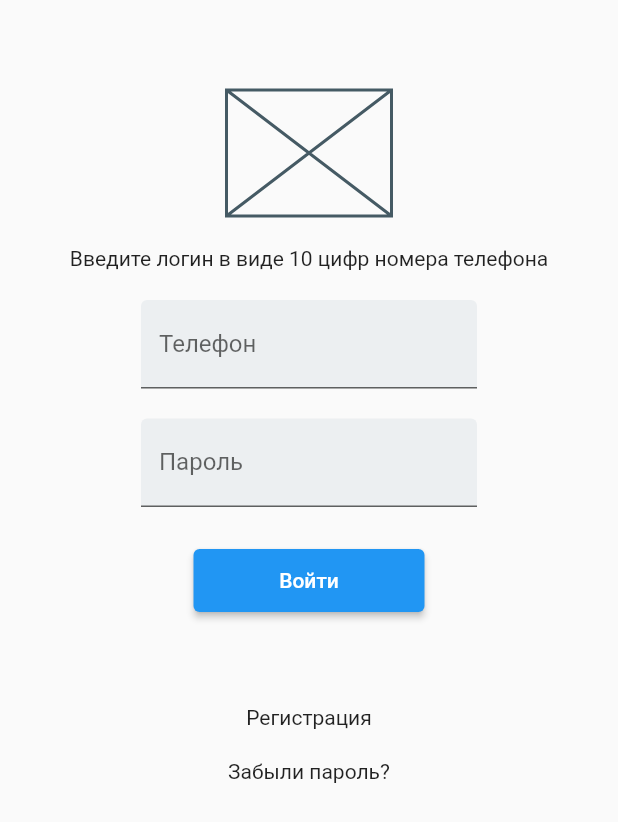
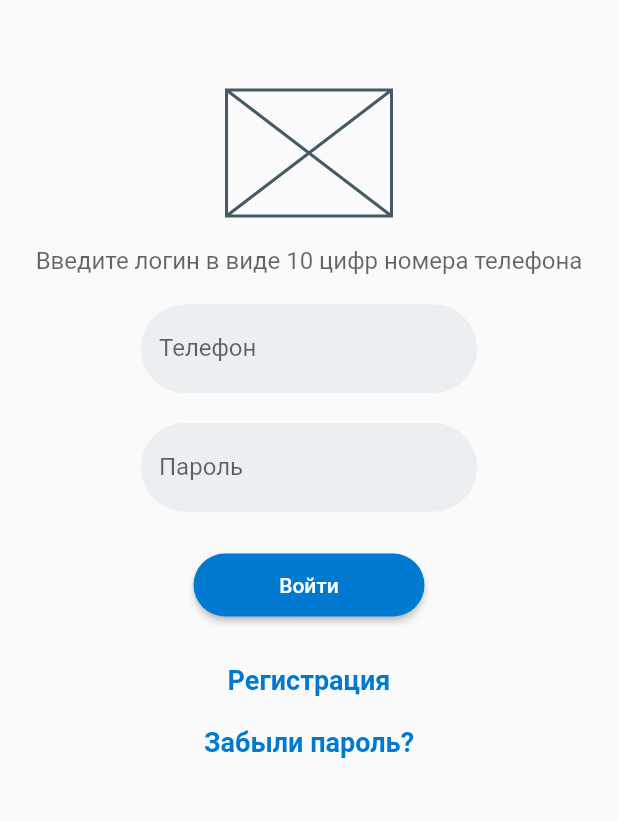
Before and after one commit to Gettell/auth_page, a Flutter app: the screen it shows after launch, on a phone screen of 412 x 824 dp. Shown: the top 822 px of the screen. Run offline on Flutter 3.47's test engine with Material 2 defaults, Android fonts, the phone set to English and light mode, and no system bars.

Commit message:
Добавлена стилизация виджетов формы авторизации

```diff
--- a/lib/main.dart
+++ b/lib/main.dart
@@ -10,6 +10,19 @@ class MyApp extends StatelessWidget {
   // This widget is the root of your application.
   @override
   Widget build(BuildContext context) {
+    const borderStyle = OutlineInputBorder(
+      borderRadius: BorderRadius.all(Radius.circular(36),),
+      borderSide: BorderSide(
+        color: const Color(0xFFeceff1), width:2
+      )
+    );
+
+    const linkTextStyle = TextStyle(
+        fontSize: 18,
+        fontWeight: FontWeight.bold,
+        color: Color (0xFF0079D0)
+    );
+
     return MaterialApp(
       home: Scaffold(
         body: Container(width: double.infinity,
@@ -18,13 +31,16 @@ class MyApp extends StatelessWidget {
               SizedBox(height: 60,),
               SizedBox(width: 110, height: 84, child: Placeholder(),),
               SizedBox(height: 20,),
-              Text('Введите логин в виде 10 цифр номера телефона'),
+              Text('Введите логин в виде 10 цифр номера телефона',
+                style: TextStyle(fontSize: 16, color: Color.fromRGBO(0, 0, 0, 0.6)),),
               SizedBox(height: 20,),
               const SizedBox(width: 224,
                 child: TextField(
                   decoration: InputDecoration(
                     filled: true,
                     fillColor: Color(0xFFeceff1),
+                    enabledBorder:  borderStyle,
+                    focusedBorder:  borderStyle,
                     labelText: 'Телефон',
                   ),
                 ),
@@ -36,16 +52,26 @@ class MyApp extends StatelessWidget {
                   decoration: InputDecoration(
                     filled: true,
                     fillColor: Color(0xFFeceff1),
+                    enabledBorder:  borderStyle,
+                    focusedBorder:  borderStyle,
                     labelText: 'Пароль',
                   ),
                 ),
               ),
               SizedBox(height: 28,),
-              SizedBox(width:154, height: 42,child: ElevatedButton(onPressed: () {}, child: Text ('Войти'),),),
-              SizedBox(height: 62,),
-              InkWell(child: Text('Регистрация'),onTap: () {},),
+              SizedBox(width:154, height: 42,
+                child: ElevatedButton(onPressed: () {},
+                  child: Text ('Войти'),
+                style: ElevatedButton.styleFrom(
+                  primary: Color(0xFF0079D0),
+                  shape: RoundedRectangleBorder(
+                    borderRadius: BorderRadius.circular(36.0),
+                  ),
+                ),),),
+              SizedBox(height: 32,),
+              InkWell(child: Text('Регистрация', style: linkTextStyle,), onTap: () {},),
               SizedBox(height: 20,),
-              InkWell(child: Text('Забыли пароль?'),onTap: () {},),
+              InkWell(child: Text('Забыли пароль?', style: linkTextStyle,),onTap: () {},),
             ],
           ),
         ),
```
